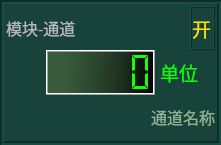
First picture: the form in shownum.ui, repository qq930248524/HAPH_QT, before the edit.
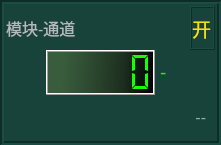
Second picture: the form after the edit.

```diff
--- a/shownum.ui
+++ b/shownum.ui
@@ -181,7 +181,7 @@
           <string notr="true">color:rgb(12, 255, 0)</string>
          </property>
          <property name="text">
-          <string>单位</string>
+          <string>-</string>
          </property>
          <property name="alignment">
           <set>Qt::AlignLeading|Qt::AlignLeft|Qt::AlignVCenter</set>
@@ -201,7 +201,7 @@
         <string notr="true">color:rgb(142, 176, 148)</string>
        </property>
        <property name="text">
-        <string>通道名称</string>
+        <string>--  </string>
        </property>
        <property name="alignment">
         <set>Qt::AlignRight|Qt::AlignTrailing|Qt::AlignVCenter</set>
```
